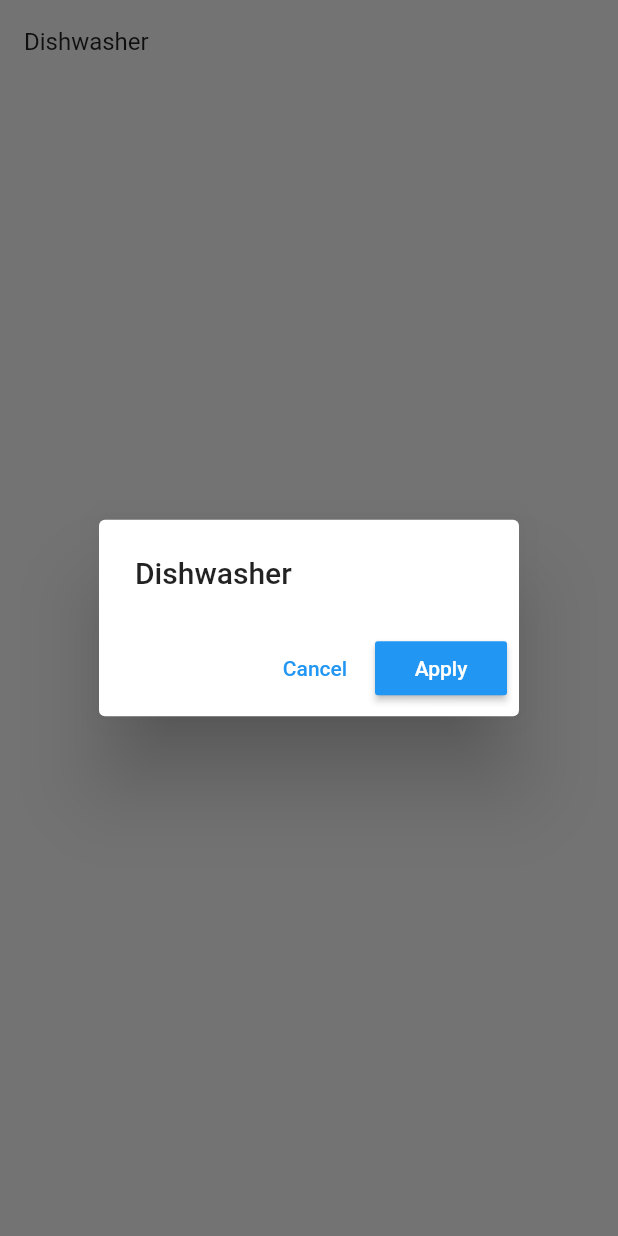
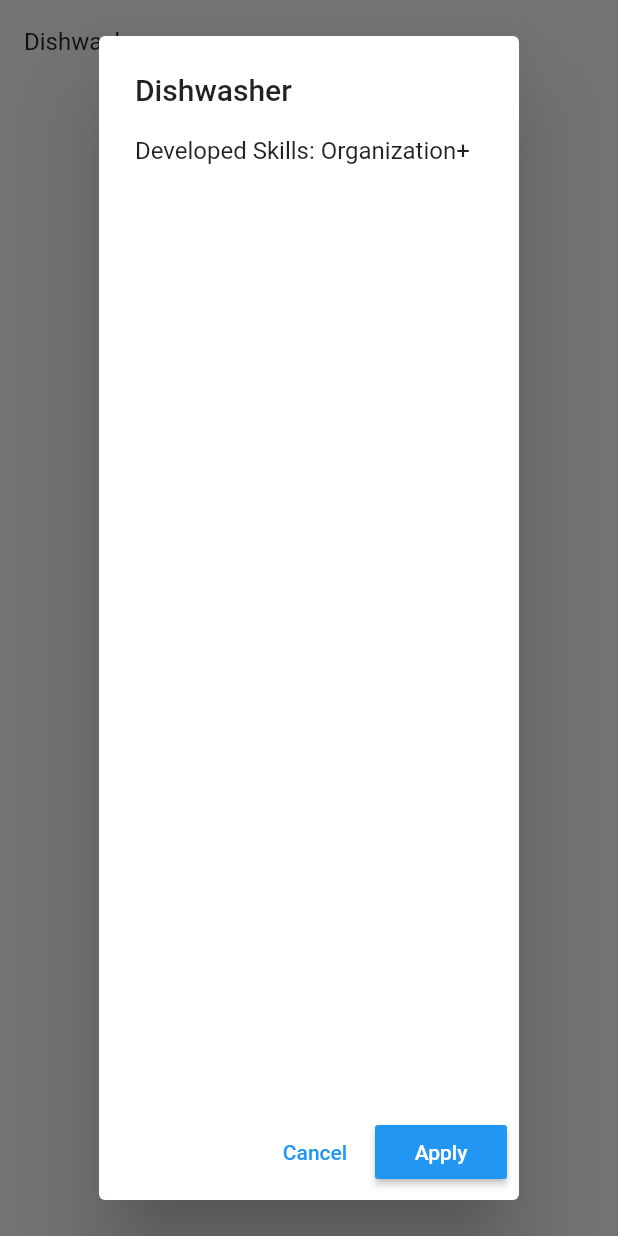
Before and after one commit to tarbadev/carambar, a Flutter app: the WorkTab widget shown alone on an empty page, opened directly, after a tap on "Dishwasher", on a phone screen of 412 x 824 dp. Run offline on Flutter 3.47's test engine with Material 2 defaults, Android fonts, the light colour scheme and no system bars; our stand-ins replace equatable, flutter_riverpod; statements that could not run were skipped.

Commit message:
[#177409278] Display job developed skills

```diff
--- a/lib/work_tab.dart
+++ b/lib/work_tab.dart
@@ -1,9 +1,32 @@
 import 'package:carambar/career_utils.dart';
 import 'package:carambar/character_provider.dart';
+import 'package:carambar/domain/developed_skill.dart';
 import 'package:flutter/material.dart';
 import 'package:flutter_riverpod/flutter_riverpod.dart';
 
+import 'domain/skill.dart';
 import 'domain/work/job.dart';
+
+const Map<Skill, String> skillToString = {
+  Skill.Organization: 'Organization',
+};
+
+const Map<LearningLevel, String> learningLevelToString = {
+  LearningLevel.Slow: '+',
+};
+
+String displayDevelopedSkill(DevelopedSkill developedSkill) {
+  final skillString = skillToString[developedSkill.skill];
+  final levelString = learningLevelToString[developedSkill.learningLevel];
+
+  if (skillString == null || levelString == null) {
+    throw Exception(
+      'DevelopedSkill not mapped to string: skillString = $skillString, levelString = $levelString',
+    );
+  }
+
+  return '$skillString$levelString';
+}
 
 class WorkTab extends ConsumerWidget {
   WorkTab({Key key}) : super(key: key);
@@ -14,6 +37,25 @@ class WorkTab extends ConsumerWidget {
         builder: (context) => AlertDialog(
                 key: Key('JobDialog'),
                 title: Text(jobInstanceToJobName(job)),
+                content: Column(
+                  children: [
+                    Row(
+                      children: [
+                        Text('Developed Skills: '),
+                        Column(
+                          children: job.developedSkills
+                              .asMap()
+                              .entries
+                              .map((entry) => Text(
+                                    displayDevelopedSkill(entry.value),
+                                    key: Key('JobDialog__RequiredSkill__${entry.key}'),
+                                  ))
+                              .toList(),
+                        )
+                      ],
+                    )
+                  ],
+                ),
                 actions: <Widget>[
                   TextButton(
                     key: Key('JobDialog__CancelButton'),
```
Also changed, not shown: test_helpers/lib/work_tab_tester.dart (+12 -0 lines), 2 other files.
